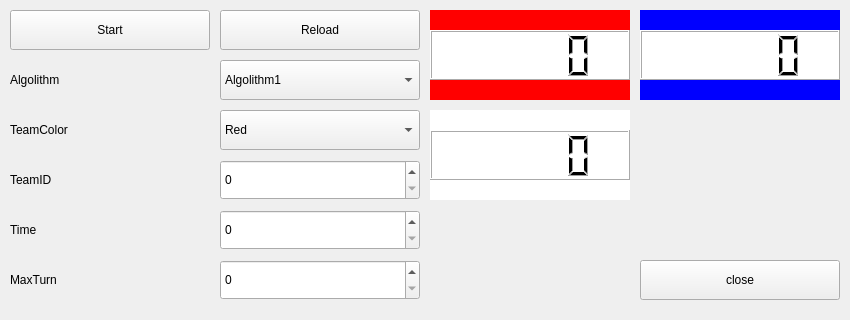
First picture: the form in src/mainwindow.ui, repository gra1024/Procon30_simulator, before the edit.
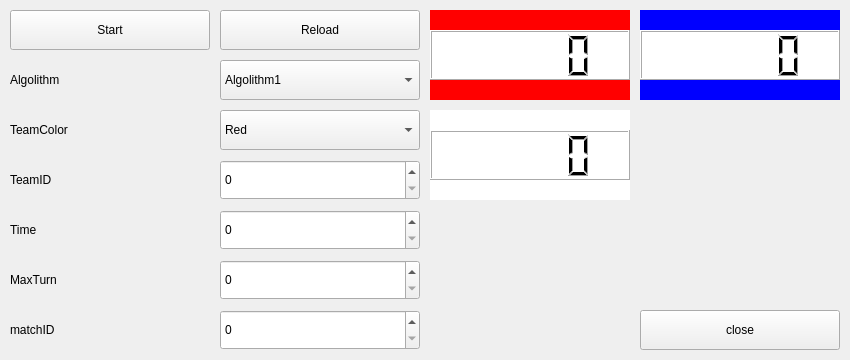
Second picture: the form after the edit.

Commit message: [fix] NMが消えかかってたのを修正

```diff
--- a/src/mainwindow.ui
+++ b/src/mainwindow.ui
@@ -10,7 +10,7 @@
     <x>0</x>
     <y>0</y>
     <width>850</width>
-    <height>320</height>
+    <height>360</height>
    </rect>
   </property>
   <property name="font">
@@ -25,7 +25,7 @@
    <property name="geometry">
     <rect>
      <x>640</x>
-     <y>260</y>
+     <y>310</y>
      <width>200</width>
      <height>40</height>
     </rect>
@@ -348,6 +348,32 @@
     <number>999999999</number>
    </property>
   </widget>
+  <widget class="QLabel" name="label_matchID">
+   <property name="geometry">
+    <rect>
+     <x>10</x>
+     <y>310</y>
+     <width>200</width>
+     <height>40</height>
+    </rect>
+   </property>
+   <property name="text">
+    <string>matchID</string>
+   </property>
+  </widget>
+  <widget class="QSpinBox" name="spinBox_matchID">
+   <property name="geometry">
+    <rect>
+     <x>220</x>
+     <y>310</y>
+     <width>200</width>
+     <height>40</height>
+    </rect>
+   </property>
+   <property name="maximum">
+    <number>999999999</number>
+   </property>
+  </widget>
  </widget>
  <layoutdefault spacing="6" margin="11"/>
  <resources/>
```
The commit also changes 2 other files.
